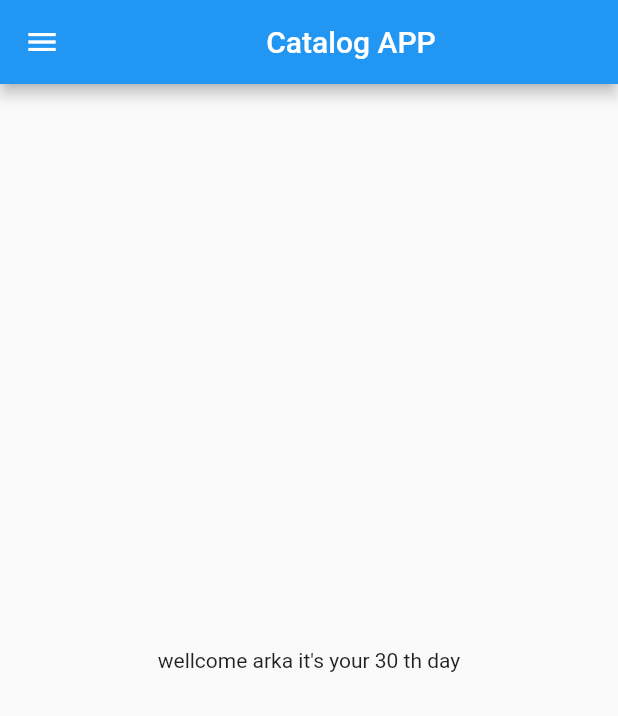
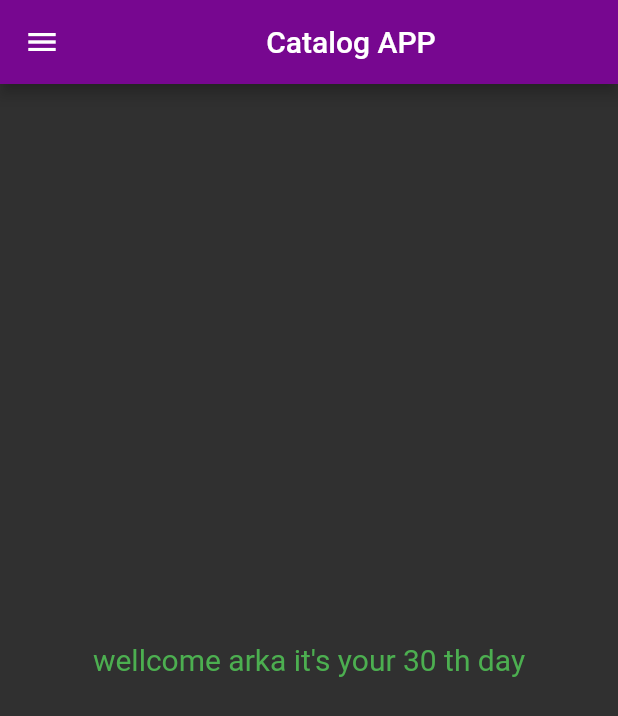
Before and after one commit to AniArka/flutter_first_repo, a Flutter app: the screen it shows after launch, on a phone screen of 412 x 824 dp. Shown: the top 716 px of the screen. Run offline on Flutter 3.47's test engine with Material 2 defaults, Android fonts, the phone set to English and light mode, and no system bars.

Commit message:
day 3 completed

```diff
--- a/lib/main.dart
+++ b/lib/main.dart
@@ -1,5 +1,7 @@
 import 'package:flutter/material.dart';
-import 'home_page.dart';
+import 'package:test_1/screens/login_screen.dart';
+import 'screens/home_page.dart';
+
 void main() {
   runApp(MyApp());
 }
@@ -10,7 +12,15 @@ class MyApp extends StatelessWidget {
   @override
   Widget build(BuildContext context) {
     return MaterialApp(
-        home: HomePage()
+      //home: HomePage(), //ether use this or routes
+      themeMode: ThemeMode.dark,
+      //theme: ThemeData(primarySwatch: Colors.purple),
+      darkTheme: ThemeData(brightness: Brightness.dark),
+      routes: {
+        "/": (context) => HomePage(),
+        "/home": (context) => HomePage(),
+        "/login": (context) => LoginPage(),
+      },
     );
   }
 }
--- a/lib/home_page.dart
+++ b/lib/screens/home_page.dart
@@ -7,11 +7,13 @@ class HomePage extends StatelessWidget {
   Widget build(BuildContext context) {
     return Scaffold(
       appBar: AppBar(
+        backgroundColor: Color.fromARGB(255, 119, 7, 144),
         title: Center(child: Text("Catalog APP")),
       ),
       body: Center(
         child: Container(
-          child: Text("wellcome $name it's your $day th day"),
+          child: Text("wellcome $name it's your $day th day",
+              style: TextStyle(color: Colors.green, fontSize: 20)),
         ),
       ),
       drawer: Drawer(),
```
Also changed, not shown: lib/screens/login_screen.dart (added, +14 -0 lines).
